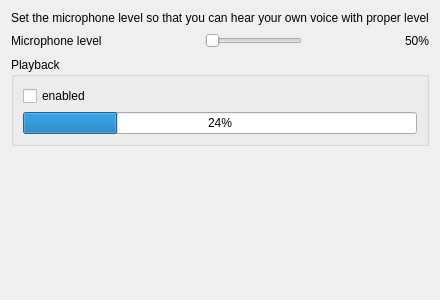
Old version of the form MumbleVoipModule/ui/MicrophoneAdjustment.ui in the repository realXtend/tundra.
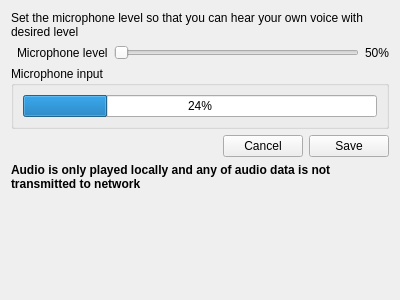
New version of the form.

Commit message: Added local test mode and possibility to disabled positional audio for in-world voice. Minor UI tweaking.

```diff
--- a/MumbleVoipModule/ui/MicrophoneAdjustment.ui
+++ b/MumbleVoipModule/ui/MicrophoneAdjustment.ui
@@ -1,7 +1,7 @@
 <?xml version="1.0" encoding="UTF-8"?>
 <ui version="4.0">
- <class>Form</class>
- <widget class="QWidget" name="Form">
+ <class>MicrophoneAdjustmentWidget</class>
+ <widget class="QWidget" name="MicrophoneAdjustmentWidget">
   <property name="geometry">
    <rect>
     <x>0</x>
@@ -17,12 +17,18 @@
    <item>
     <widget class="QLabel" name="label_4">
      <property name="text">
-      <string>Set the microphone level so that you can hear your own voice with proper level</string>
+      <string>Set the microphone level so that you can hear your own voice with desired level</string>
+     </property>
+     <property name="wordWrap">
+      <bool>true</bool>
      </property>
     </widget>
    </item>
    <item>
     <layout class="QHBoxLayout" name="horizontalLayout">
+     <item>
+      <widget class="QWidget" name="widget" native="true"/>
+     </item>
      <item>
       <widget class="QLabel" name="label">
        <property name="text">
@@ -31,40 +37,17 @@
       </widget>
      </item>
      <item>
-      <spacer name="horizontalSpacer">
-       <property name="orientation">
-        <enum>Qt::Horizontal</enum>
+      <widget class="QSlider" name="microphoneLevelSlider">
+       <property name="maximum">
+        <number>100</number>
        </property>
-       <property name="sizeHint" stdset="0">
-        <size>
-         <width>20</width>
-         <height>20</height>
-        </size>
-       </property>
-      </spacer>
-     </item>
-     <item>
-      <widget class="QSlider" name="horizontalSlider">
        <property name="orientation">
         <enum>Qt::Horizontal</enum>
        </property>
       </widget>
      </item>
      <item>
-      <spacer name="horizontalSpacer_2">
-       <property name="orientation">
-        <enum>Qt::Horizontal</enum>
-       </property>
-       <property name="sizeHint" stdset="0">
-        <size>
-         <width>20</width>
-         <height>20</height>
-        </size>
-       </property>
-      </spacer>
-     </item>
-     <item>
-      <widget class="QLabel" name="label_3">
+      <widget class="QLabel" name="microphoneLevelLabel">
        <property name="text">
         <string>50%</string>
        </property>
@@ -75,20 +58,13 @@
    <item>
     <widget class="QGroupBox" name="groupBox">
      <property name="title">
-      <string>Playback</string>
+      <string>Microphone input</string>
      </property>
      <layout class="QVBoxLayout" name="verticalLayout_2">
       <item>
        <layout class="QVBoxLayout" name="verticalLayout">
         <item>
-         <widget class="QCheckBox" name="checkBox">
-          <property name="text">
-           <string>enabled</string>
-          </property>
-         </widget>
-        </item>
-        <item>
-         <widget class="QProgressBar" name="progressBar">
+         <widget class="QProgressBar" name="audioLevelProgressBar">
           <property name="value">
            <number>24</number>
           </property>
@@ -99,6 +75,53 @@
      </layout>
     </widget>
    </item>
+   <item>
+    <layout class="QHBoxLayout" name="horizontalLayout_2">
+     <item>
+      <spacer name="horizontalSpacer">
+       <property name="orientation">
+        <enum>Qt::Horizontal</enum>
+       </property>
+       <property name="sizeHint" stdset="0">
+        <size>
+         <width>40</width>
+         <height>20</height>
+        </size>
+       </property>
+      </spacer>
+     </item>
+     <item>
+      <widget class="QPushButton" name="cancelButton">
+       <property name="text">
+        <string>Cancel</string>
+       </property>
+      </widget>
+     </item>
+     <item>
+      <widget class="QPushButton" name="saveButton">
+       <property name="text">
+        <string>Save</string>
+       </property>
+      </widget>
+     </item>
+    </layout>
+   </item>
+   <item>
+    <widget class="QLabel" name="label_2">
+     <property name="font">
+      <font>
+       <weight>75</weight>
+       <bold>true</bold>
+      </font>
+     </property>
+     <property name="text">
+      <string>Audio is only played locally and any of audio data is not transmitted to network</string>
+     </property>
+     <property name="wordWrap">
+      <bool>true</bool>
+     </property>
+    </widget>
+   </item>
    <item>
     <spacer name="verticalSpacer">
      <property name="orientation">
```
The commit also changes 16 other files.
